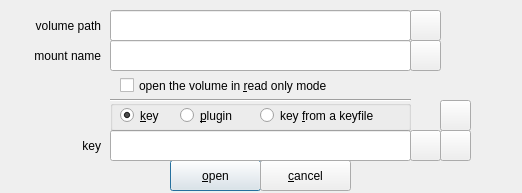
Above: zuluCrypt-gui/password.ui from mhogomchungu/zuluCrypt before the change. Below: the same form after it.
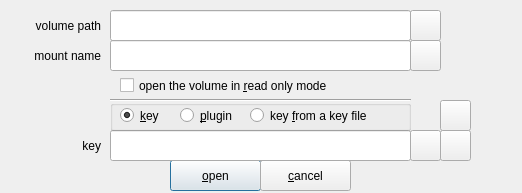
That is the form after the change.

Diff of the .ui file:
```diff
--- a/zuluCrypt-gui/password.ui
+++ b/zuluCrypt-gui/password.ui
@@ -183,14 +183,14 @@
    <widget class="QRadioButton" name="radioButtonPassPhraseFromFile">
     <property name="geometry">
      <rect>
-      <x>150</x>
+      <x>140</x>
       <y>0</y>
-      <width>151</width>
+      <width>171</width>
       <height>31</height>
      </rect>
     </property>
     <property name="text">
-     <string>key &amp;from a keyfile</string>
+     <string>key &amp;from a key file</string>
     </property>
     <property name="checked">
      <bool>false</bool>
```
